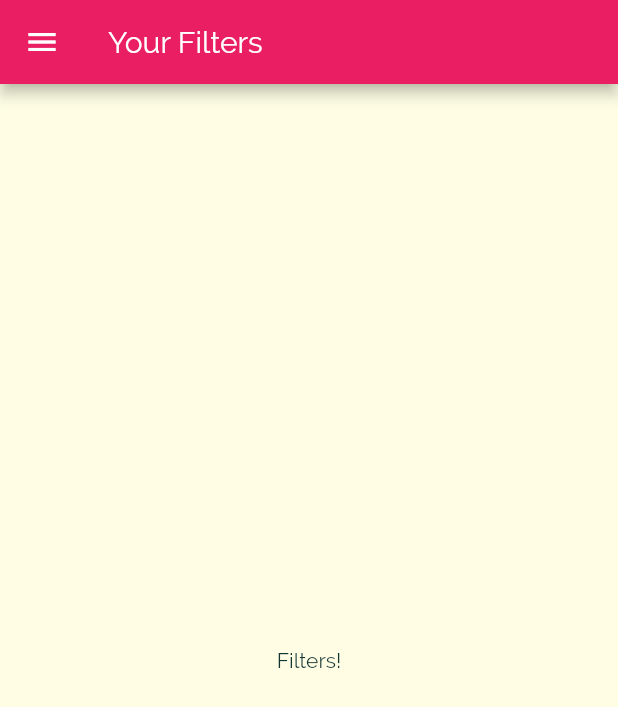
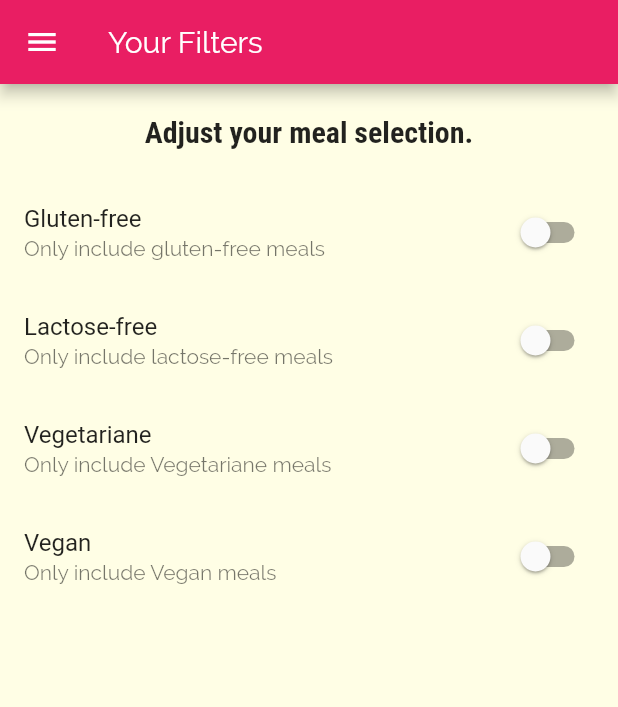
Before and after one commit to madebyrh/meals_app, a Flutter app: the FilterScreen screen opened by its route, on a phone screen of 412 x 824 dp. Shown: the top 707 px of the screen. Run offline on Flutter 3.47's test engine with Material 2 defaults, Android fonts, the phone set to English and light mode, and no system bars.

Commit message:
add filter switch

```diff
--- a/lib/screens/filters_screen.dart
+++ b/lib/screens/filters_screen.dart
@@ -1,8 +1,33 @@
 import 'package:flutter/material.dart';
 import '../widgets/main_drawer.dart';
 
-class FilterScreen extends StatelessWidget {
+class FilterScreen extends StatefulWidget {
   static const routeName = '/filters';
+
+  @override
+  _FilterScreenState createState() => _FilterScreenState();
+}
+
+class _FilterScreenState extends State<FilterScreen> {
+  bool _glutenFree = false;
+  bool _vegetarian = false;
+  bool _vegan = false;
+  bool _lactoseFree = false;
+
+  Widget _buildSwitchListTile(
+    String title,
+    String description,
+    bool currentValue,
+    Function updateValue,
+  ) {
+    return SwitchListTile(
+      title: Text(title),
+      value: currentValue,
+      subtitle: Text(description),
+      onChanged: updateValue,
+    );
+  }
+
   @override
   Widget build(BuildContext context) {
     return Scaffold(
@@ -10,8 +35,62 @@ class FilterScreen extends StatelessWidget {
         title: Text('Your Filters'),
       ),
       drawer: MainDrawer(),
-      body: Center(
-        child: Text('Filters!'),
+      body: Column(
+        children: <Widget>[
+          Container(
+            padding: EdgeInsets.all(20),
+            child: Text(
+              'Adjust your meal selection.',
+              style: Theme.of(context).textTheme.title,
+            ),
+          ),
+          Expanded(
+            child: ListView(
+              children: <Widget>[
+                _buildSwitchListTile(
+                  'Gluten-free',
+                  'Only include gluten-free meals',
+                  _glutenFree,
+                  (newValue) {
+                    setState(() {
+                      _glutenFree = newValue;
+                    });
+                  },
+                ),
+                _buildSwitchListTile(
+                  'Lactose-free',
+                  'Only include lactose-free meals',
+                  _lactoseFree,
+                  (newValue) {
+                    setState(() {
+                      _lactoseFree = newValue;
+                    });
+                  },
+                ),
+                _buildSwitchListTile(
+                  'Vegetariane',
+                  'Only include Vegetariane meals',
+                  _vegetarian,
+                  (newValue) {
+                    setState(() {
+                      _vegetarian = newValue;
+                    });
+                  },
+                ),
+                _buildSwitchListTile(
+                  'Vegan',
+                  'Only include Vegan meals',
+                  _vegan,
+                  (newValue) {
+                    setState(() {
+                      _vegan = newValue;
+                    });
+                  },
+                ),
+              ],
+            ),
+          ),
+        ],
       ),
     );
   }
```
